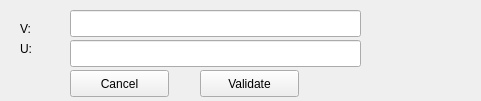
First picture: the form in source/forms/usernullclinegui.ui, repository mattphillipsphd/DynaSys, before the edit.
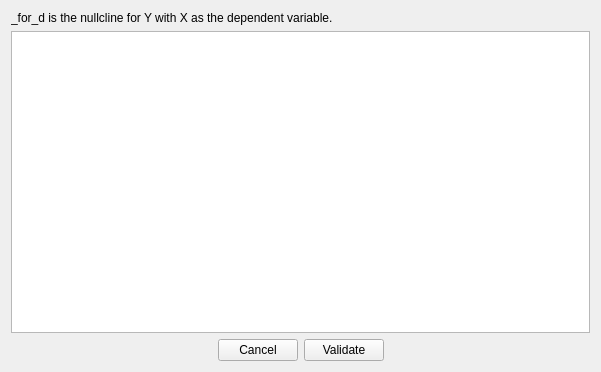
Second picture: the form after the edit.

```diff
--- a/source/forms/usernullclinegui.ui
+++ b/source/forms/usernullclinegui.ui
@@ -6,85 +6,69 @@
    <rect>
     <x>0</x>
     <y>0</y>
-    <width>481</width>
-    <height>101</height>
+    <width>601</width>
+    <height>372</height>
    </rect>
   </property>
   <property name="windowTitle">
    <string>User Nullclines</string>
   </property>
-  <widget class="QLineEdit" name="edV">
-   <property name="geometry">
-    <rect>
-     <x>70</x>
-     <y>10</y>
-     <width>291</width>
-     <height>27</height>
-    </rect>
-   </property>
-  </widget>
-  <widget class="QLineEdit" name="edU">
-   <property name="geometry">
-    <rect>
-     <x>70</x>
-     <y>40</y>
-     <width>291</width>
-     <height>27</height>
-    </rect>
-   </property>
-  </widget>
-  <widget class="QPushButton" name="btnCancel">
-   <property name="geometry">
-    <rect>
-     <x>70</x>
-     <y>70</y>
-     <width>99</width>
-     <height>27</height>
-    </rect>
-   </property>
-   <property name="text">
-    <string>Cancel</string>
-   </property>
-  </widget>
-  <widget class="QLabel" name="label">
-   <property name="geometry">
-    <rect>
-     <x>20</x>
-     <y>20</y>
-     <width>31</width>
-     <height>17</height>
-    </rect>
-   </property>
-   <property name="text">
-    <string>V:</string>
-   </property>
-  </widget>
-  <widget class="QLabel" name="label_2">
-   <property name="geometry">
-    <rect>
-     <x>20</x>
-     <y>40</y>
-     <width>31</width>
-     <height>17</height>
-    </rect>
-   </property>
-   <property name="text">
-    <string>U:</string>
-   </property>
-  </widget>
-  <widget class="QPushButton" name="btnValidate">
-   <property name="geometry">
-    <rect>
-     <x>200</x>
-     <y>70</y>
-     <width>99</width>
-     <height>27</height>
-    </rect>
-   </property>
-   <property name="text">
-    <string>Validate</string>
-   </property>
-  </widget>
+  <layout class="QVBoxLayout" name="verticalLayout">
+   <item>
+    <widget class="QLabel" name="label">
+     <property name="text">
+      <string>&lt;X&gt;_for_d&lt;Y&gt; is the nullcline for Y with X as the dependent variable.</string>
+     </property>
+    </widget>
+   </item>
+   <item>
+    <widget class="QTableView" name="tblNullclines"/>
+   </item>
+   <item>
+    <layout class="QHBoxLayout" name="horizontalLayout">
+     <item>
+      <spacer name="horizontalSpacer">
+       <property name="orientation">
+        <enum>Qt::Horizontal</enum>
+       </property>
+       <property name="sizeHint" stdset="0">
+        <size>
+         <width>40</width>
+         <height>20</height>
+        </size>
+       </property>
+      </spacer>
+     </item>
+     <item>
+      <widget class="QPushButton" name="btnCancel">
+       <property name="text">
+        <string>Cancel</string>
+       </property>
+      </widget>
+     </item>
+     <item>
+      <widget class="QPushButton" name="btnValidate">
+       <property name="text">
+        <string>Validate</string>
+       </property>
+      </widget>
+     </item>
+     <item>
+      <spacer name="horizontalSpacer_2">
+       <property name="orientation">
+        <enum>Qt::Horizontal</enum>
+       </property>
+       <property name="sizeHint" stdset="0">
+        <size>
+         <width>40</width>
+         <height>20</height>
+        </size>
+       </property>
+      </spacer>
+     </item>
+    </layout>
+   </item>
+  </layout>
  </widget>
  <resources/>
  <connections/>
```
